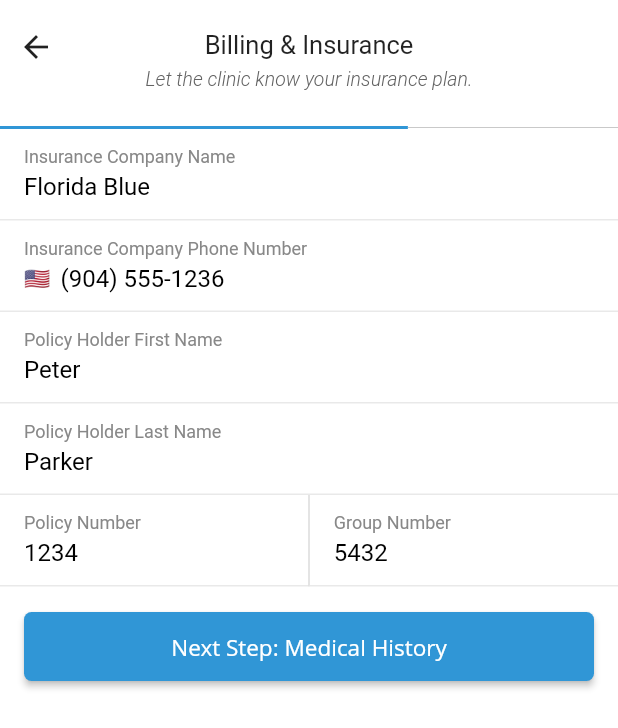
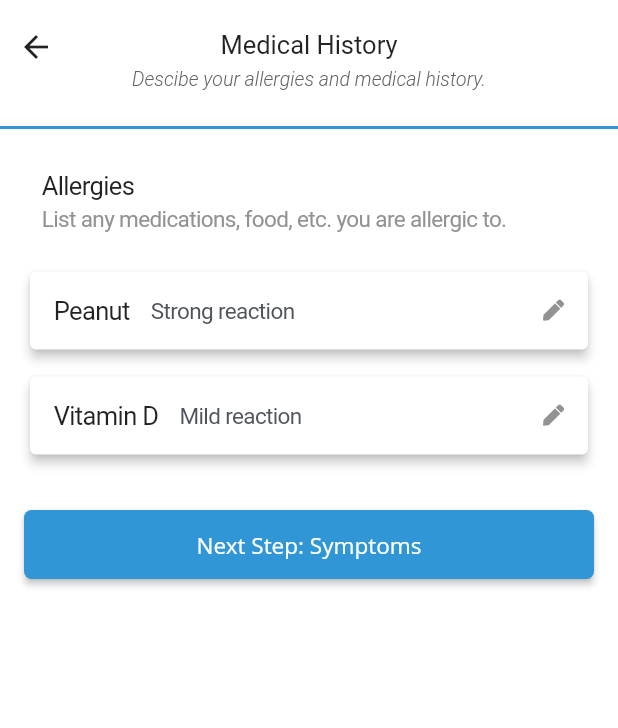
Before and after one commit to rothso/checkin, a Flutter app: the InsuranceScreen screen opened directly, after a tap on "Next Step: Medical History", on a phone screen of 412 x 824 dp. Shown: the top 728 px of the screen. Run offline on Flutter 3.47's test engine with Material 2 defaults, Android fonts, the phone set to English and light mode, and no system bars; our stand-ins replace font_awesome_flutter; Roboto replaces fonts that are missing (Open Sans).

Commit message:
Start the medical history screen, add allergies

```diff
--- a/lib/main.dart
+++ b/lib/main.dart
@@ -2,6 +2,7 @@ import 'package:flutter/cupertino.dart';
 import 'package:flutter/material.dart';
 import 'package:flutter/rendering.dart';
 import 'package:flutter/services.dart';
+import 'package:font_awesome_flutter/font_awesome_flutter.dart';
 
 void main() => runApp(MyApp());
 
@@ -624,7 +625,12 @@ class InsuranceScreen extends StatelessWidget {
                     Padding(
                       padding: EdgeInsets.all(16.0),
                       child: RaisedButton(
-                        onPressed: () => {},
+                        onPressed: () => Navigator.push(
+                              context,
+                              MaterialPageRoute(
+                                builder: (context) => MedicalHistoryScreen(),
+                              ),
+                            ),
                         color: Color(0xFF3096D6),
                         shape: RoundedRectangleBorder(
                           borderRadius: new BorderRadius.circular(5.0),
@@ -649,6 +655,189 @@ class InsuranceScreen extends StatelessWidget {
               ),
             ],
           ),
+        ),
+      ),
+    );
+  }
+}
+
+class MedicalHistoryScreen extends StatelessWidget {
+  @override
+  Widget build(BuildContext context) {
+    return Scaffold(
+      body: SafeArea(
+        child: Center(
+          child: Column(
+            children: [
+              Stack(
+                children: [
+                  Positioned(
+                    top: 7,
+                    child: BackButton(),
+                  ),
+                  Center(
+                    child: Column(
+                      children: [
+                        SizedBox(height: 20.0),
+                        Text(
+                          'Medical History',
+                          style: Theme.of(context).textTheme.title,
+                        ),
+                        SizedBox(height: 5.0),
+                        Text(
+                          'Descibe your allergies and medical history.',
+                          style: TextStyle(
+                            color: Color(0xFF626262),
+                            fontWeight: FontWeight.w300,
+                            fontStyle: FontStyle.italic,
+                            fontSize: 13.0,
+                          ),
+                        ),
+                      ],
+                    ),
+                  ),
+                ],
+              ),
+              SizedBox(height: 24.0),
+              Row(
+                children: [
+                  Container(
+                    width: MediaQuery.of(context).size.width * 1,
+                    height: 2,
+                    color: Color(0xFF3096D6),
+                  ),
+                  Expanded(
+                    child: Divider(height: 1, color: Color(0xFFC9C9C9)),
+                  ),
+                ],
+              ),
+              Expanded(
+                child: ListView(
+                  shrinkWrap: true,
+                  children: [
+                    AllergyInput(),
+                    Padding(
+                      padding: EdgeInsets.all(16.0),
+                      child: RaisedButton(
+                        onPressed: () => {},
+                        color: Color(0xFF3096D6),
+                        shape: RoundedRectangleBorder(
+                          borderRadius: new BorderRadius.circular(5.0),
+                        ),
+                        child: Container(
+                          padding: EdgeInsets.all(13.0),
+                          child: Text(
+                            "Next Step: Symptoms",
+                            style: new TextStyle(
+                              color: Colors.white,
+                              decoration: TextDecoration.none,
+                              fontWeight: FontWeight.w400,
+                              fontFamily: "Open Sans",
+                              fontSize: 15,
+                            ),
+                          ),
+                        ),
+                      ), //
+                    ),
+                  ],
+                ),
+              ),
+            ],
+          ),
+        ),
+      ),
+    );
+  }
+}
+
+class AllergyInput extends StatelessWidget {
+  @override
+  Widget build(BuildContext context) {
+    return Container(
+      padding: EdgeInsets.all(16.0),
+      child: Column(
+        crossAxisAlignment: CrossAxisAlignment.stretch,
+        children: [
+          Padding(
+            padding: EdgeInsets.all(12.0),
+            child: Column(
+              crossAxisAlignment: CrossAxisAlignment.stretch,
+              children: [
+                Text(
+                  'Allergies',
+                  style: TextStyle(
+                    fontSize: 17.0,
+                    letterSpacing: -0.41,
+                  ),
+                ),
+                SizedBox(height: 3.0),
+                Text(
+                  'List any medications, food, etc. you are allergic to.',
+                  style: TextStyle(
+                    color: Color(0xFF929292),
+                    fontSize: 15.0,
+                    letterSpacing: -0.41,
+                  ),
+                ),
+              ],
+            ),
+          ),
+          SizedBox(height: 10.0),
+          DetailCard(title: "Peanut", subtitle: "Strong reaction"),
+          SizedBox(height: 10.0),
+          DetailCard(title: "Vitamin D", subtitle: "Mild reaction"),
+        ],
+      ),
+    );
+  }
+}
+
+class DetailCard extends StatelessWidget {
+  final String title;
+  final String subtitle;
+  final String caption;
+
+  const DetailCard({
+    Key key,
+    @required this.title,
+    @required this.subtitle,
+    this.caption,
+  }) : super(key: key);
+
+  @override
+  Widget build(BuildContext context) {
+    return Card(
+      elevation: 3.0,
+      child: Padding(
+        padding: EdgeInsets.all(16.0),
+        child: Row(
+          children: [
+            Text(
+              title,
+              style: TextStyle(
+                letterSpacing: -0.41,
+                fontSize: 17.0,
+              ),
+            ),
+            SizedBox(width: 14.0),
+            Expanded(
+              child: Text(
+                subtitle,
+                overflow: TextOverflow.ellipsis,
+                style: TextStyle(
+                  letterSpacing: -0.41,
+                  color: Color(0xFF50555C),
+                  fontSize: 15.0,
+                  height: 1.3,
+                ),
+              ),
+            ),
+            Icon(
+              FontAwesomeIcons.pen,
+              size: 14.0,
+              color: Color(0xFF929292),
+            ),
+          ],
         ),
       ),
     );
--- a/pubspec.yaml
+++ b/pubspec.yaml
@@ -23,6 +23,8 @@ dependencies:
   # The following adds the Cupertino Icons font to your application.
   # Use with the CupertinoIcons class for iOS style icons.
   cupertino_icons: ^0.1.2
+
+  font_awesome_flutter: ^8.4.0
 
 dev_dependencies:
   flutter_test:
```
Also changed, not shown: pubspec.lock.
